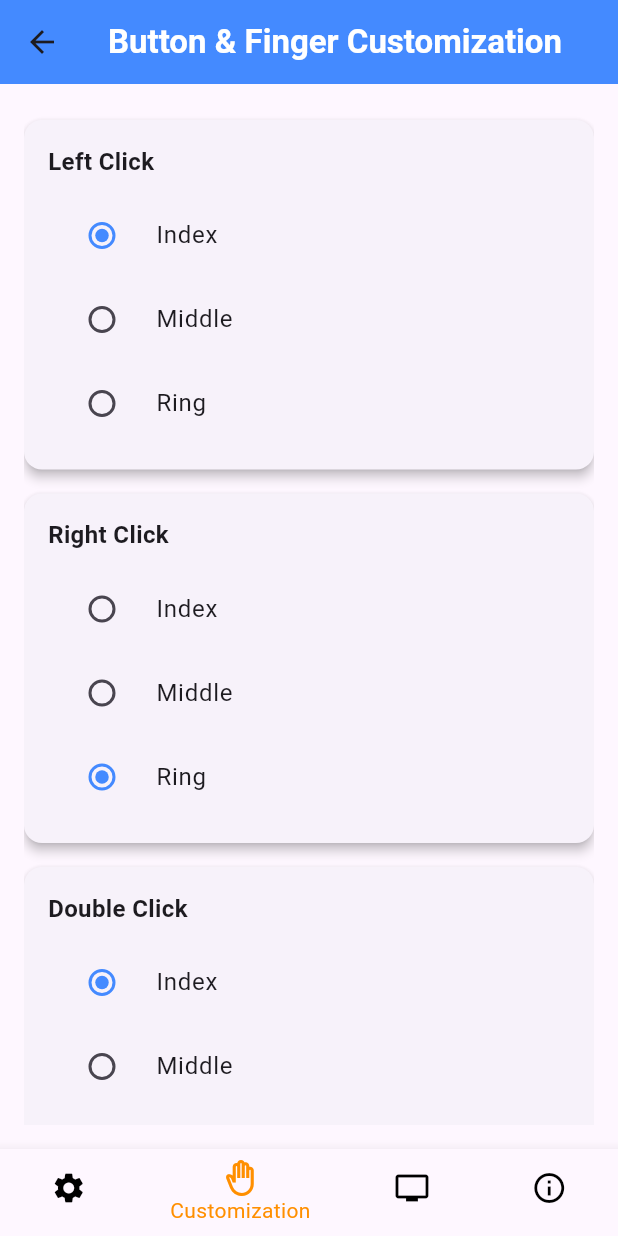
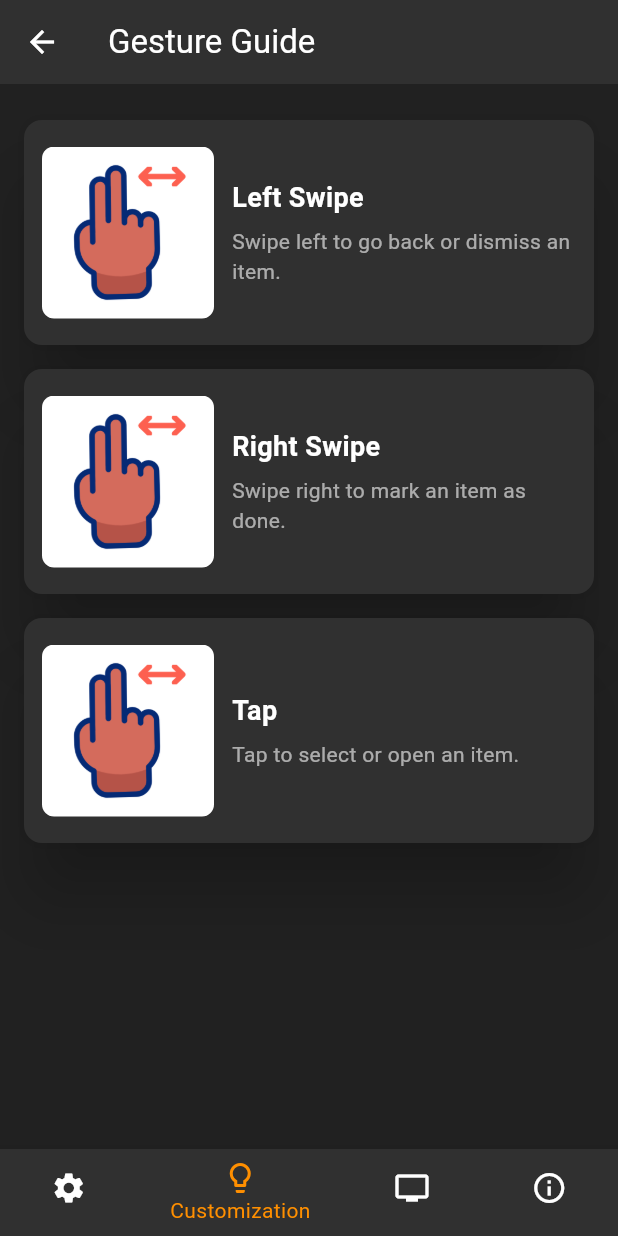
Before and after one commit to joceesagar/SmartX---A-Virtual-Mouse-Controller-App, a Flutter app: the HomePage screen opened directly, item 2 of the bottom bar chosen, on a phone screen of 412 x 824 dp. Run offline on Flutter 3.47's test engine with Material 3 defaults, Android fonts, the light colour scheme and no system bars; our stand-ins replace flutter_bloc, get, permission_handler, shared_preferences; missing offline and left inert: flutter_cube, flutter_reactive_ble; accounts and stored records are empty.

Commit message:
changed to dark theme and resolved some errors

```diff
--- a/lib/features/auth/cubit/auth_cubit.dart
+++ b/lib/features/auth/cubit/auth_cubit.dart
@@ -26,6 +26,7 @@ class AuthCubit extends Cubit<AuthState> {
       }
       // Check if user is logged in with id and password
       final userModel = await authRemoteRepository.getUserData();
+      print("USERMODEL: $userModel");
       if (userModel != null) {
         emit(AuthLoggedIn(userModel));
       } else {
@@ -110,7 +111,7 @@ class AuthCubit extends Cubit<AuthState> {
       prefs.clearConnectedDeviceId(); // Remove connection state
       _ble.deinitialize(); // Deinitialize BLE service
 
-      Get.off(() => const SignupPage()); // Navigate to signup page
+      Get.offAll(() => const SignupPage()); // Navigate to signup page
     } catch (e) {
       emit(AuthError('Failed to log out: ${e.toString()}'));
     }
--- /dev/null
+++ b/lib/features/bottom_navigation/ui/UserGuide/user_guide.dart
@@ -0,0 +1,117 @@
+import 'package:flutter/material.dart';
+
+class GestureManualWidget extends StatelessWidget {
+  GestureManualWidget({super.key});
+  final List<GestureInfo> gestures = [
+    GestureInfo(
+      gifPath: 'assets/gifs/left_swipe.gif',
+      title: 'Left Swipe',
+      description: 'Swipe left to go back or dismiss an item.',
+    ),
+    GestureInfo(
+      gifPath: 'assets/gifs/left_swipe.gif',
+      title: 'Right Swipe',
+      description: 'Swipe right to mark an item as done.',
+    ),
+    GestureInfo(
+      gifPath: 'assets/gifs/left_swipe.gif',
+      title: 'Tap',
+      description: 'Tap to select or open an item.',
+    ),
+  ];
+
+  @override
+  Widget build(BuildContext context) {
+    return Scaffold(
+      backgroundColor: Colors.grey[900],
+      appBar: AppBar(
+        title:
+            const Text('Gesture Guide', style: TextStyle(color: Colors.white)),
+        backgroundColor: Colors.grey[850],
+        surfaceTintColor: Colors.grey[850],
+        elevation: 20,
+        iconTheme: const IconThemeData(color: Colors.white),
+      ),
+      body: ListView.builder(
+        padding: const EdgeInsets.all(16),
+        itemCount: gestures.length,
+        itemBuilder: (context, index) {
+          final gesture = gestures[index];
+          return GestureCard(gesture: gesture);
+        },
+      ),
+    );
+  }
+}
+
+class GestureCard extends StatelessWidget {
+  final GestureInfo gesture;
+
+  const GestureCard({super.key, required this.gesture});
+
+  @override
+  Widget build(BuildContext context) {
+    return Card(
+      elevation: 20,
+      color: Colors.grey[850],
+      shape: RoundedRectangleBorder(borderRadius: BorderRadius.circular(12)),
+      margin: const EdgeInsets.symmetric(vertical: 8),
+      child: Container(
+        padding: const EdgeInsets.all(12),
+        height: 150,
+        child: Row(
+          children: [
+            Expanded(
+              flex: 1,
+              child: ClipRRect(
+                borderRadius: BorderRadius.circular(8),
+                child: Image.asset(
+                  gesture.gifPath,
+                  fit: BoxFit.cover,
+                ),
+              ),
+            ),
+            const SizedBox(width: 12),
+            Expanded(
+              flex: 2,
+              child: Column(
+                crossAxisAlignment: CrossAxisAlignment.start,
+                mainAxisAlignment: MainAxisAlignment.center,
+                children: [
+                  Text(
+                    gesture.title,
+                    style: const TextStyle(
+                      fontSize: 18,
+                      fontWeight: FontWeight.bold,
+                      color: Colors.white,
+                    ),
+                  ),
+                  const SizedBox(height: 6),
+                  Text(
+                    gesture.description,
+                    style: const TextStyle(
+                      fontSize: 14,
+                      color: Colors.white60,
+                    ),
+                  ),
+                ],
+              ),
+            ),
+          ],
+        ),
+      ),
+    );
+  }
+}
+
+class GestureInfo {
+  final String gifPath;
+  final String title;
+  final String description;
+
+  GestureInfo({
+    required this.gifPath,
+    required this.title,
+    required this.description,
+  });
+}
--- a/lib/features/home/pages/home_page.dart
+++ b/lib/features/home/pages/home_page.dart
@@ -3,6 +3,7 @@ import 'package:frontend/features/bottom_navigation/ui/Data/data_page.dart';
 import 'package:frontend/features/bottom_navigation/ui/Info/info_page.dart';
 import 'package:frontend/features/bottom_navigation/ui/Settings/setting_page.dart';
 import 'package:frontend/features/bottom_navigation/ui/Customization/customization_page.dart';
+import 'package:frontend/features/bottom_navigation/ui/UserGuide/user_guide.dart';
 
 class HomePage extends StatefulWidget {
   static MaterialPageRoute route() => MaterialPageRoute(
@@ -25,9 +26,10 @@ class HomePageState extends State<HomePage> {
       'page': const SettingsPage(),
     },
     {
-      'icon': Icons.back_hand_outlined,
+      'icon': Icons.lightbulb_outline,
       'label': 'Customization',
-      'page': const CustomizationPage(),
+      // 'page': const CustomizationPage(),
+      'page': GestureManualWidget(),
     },
     {
       'icon': Icons.tv,
@@ -57,14 +59,14 @@ class HomePageState extends State<HomePage> {
         items: _tabs
             .map(
               (tab) => BottomNavigationBarItem(
-                icon: Icon(tab['icon']),
-                label: tab['label'],
-              ),
+                  icon: Icon(tab['icon']),
+                  label: tab['label'],
+                  backgroundColor: Colors.grey[850]),
             )
             .toList(), // Generate items dynamically based on the tabs data
         currentIndex: _selectedIndex,
         selectedItemColor: Colors.amber[800],
-        unselectedItemColor: Colors.black,
+        unselectedItemColor: Colors.white,
         onTap: _onItemTapped, // Update selected tab on tap
       ),
     );
--- /dev/null
+++ b/lib/models/data_models.dart
@@ -0,0 +1,146 @@
+// ignore_for_file: public_member_api_docs, sort_constructors_first
+import 'dart:convert';
+
+class DataModels {
+  final String type;
+  final double gestureSensitivity;
+  final bool hapticOutput;
+  final int hapticMode;
+  final String leftClick;
+  final String rightClick;
+  final String doubleClick;
+  final String scrollGesture;
+  final double scrollSpeed;
+  final String deviceName;
+  final DateTime createdAt;
+  final DateTime updatedAt;
+
+  DataModels({
+    this.type = 'N',
+    this.gestureSensitivity = 70.0,
+    this.hapticOutput = true,
+    this.hapticMode = 0,
+    this.leftClick = 'Index',
+    this.rightClick = 'Ring',
+    this.doubleClick = 'Index',
+    this.scrollGesture = 'IndexMiddle',
+    this.scrollSpeed = 20.0,
+    this.deviceName = 'Default Device',
+    DateTime? createdAt,
+    DateTime? updatedAt,
+  })  : createdAt = createdAt ?? DateTime.now(),
+        updatedAt = updatedAt ?? DateTime.now();
+
+  DataModels copyWith({
+    String? type,
+    double? gestureSensitivity,
+    bool? hapticOutput,
+    int? hapticMode,
+    String? leftClick,
+    String? rightClick,
+    String? doubleClick,
+    String? scrollGesture,
+    double? scrollSpeed,
+    String? deviceName,
+    DateTime? createdAt,
+    DateTime? updatedAt,
+  }) {
+    return DataModels(
+      type: type ?? this.type,
+      gestureSensitivity: gestureSensitivity ?? this.gestureSensitivity,
+      hapticOutput: hapticOutput ?? this.hapticOutput,
+      hapticMode: hapticMode ?? this.hapticMode,
+      leftClick: leftClick ?? this.leftClick,
+      rightClick: rightClick ?? this.rightClick,
+      doubleClick: doubleClick ?? this.doubleClick,
+      scrollGesture: scrollGesture ?? this.scrollGesture,
+      scrollSpeed: scrollSpeed ?? this.scrollSpeed,
+      deviceName: deviceName ?? this.deviceName,
+      createdAt: createdAt ?? this.createdAt,
+      updatedAt: updatedAt ?? this.updatedAt,
+    );
+  }
+
+  Map<String, dynamic> toMap() {
+    return <String, dynamic>{
+      'type': type,
+      'gestureSensitivity': gestureSensitivity,
+      'hapticOutput': hapticOutput,
+      'hapticMode': hapticMode,
+      'leftClick': leftClick,
+      'rightClick': rightClick,
+      'doubleClick': doubleClick,
+      'scrollGesture': scrollGesture,
+      'scrollSpeed': scrollSpeed,
+      'deviceName': deviceName,
+      'createdAt': createdAt.millisecondsSinceEpoch,
+      'updatedAt': updatedAt.millisecondsSinceEpoch,
+    };
+  }
+
+  factory DataModels.fromMap(Map<String, dynamic> map) {
+    return DataModels(
+      type: map['type'] ?? 'N',
+      gestureSensitivity:
+          (map['gestureSensitivity'] as num?)?.toDouble() ?? 70.0,
+      hapticOutput: map['hapticOutput'] ?? true,
+      hapticMode: map['hapticMode'] ?? 0,
+      leftClick: map['leftClick'] ?? 'Index',
+      rightClick: map['rightClick'] ?? 'Ring',
+      doubleClick: map['doubleClick'] ?? 'Index',
+      scrollGesture: map['scrollGesture'] ?? 'IndexMiddle',
+      scrollSpeed: (map['scrollSpeed'] as num?)?.toDouble() ?? 20.0,
+      deviceName: map['deviceName'] ?? 'Default Device',
+      createdAt: map['createdAt'] != null
+          ? DateTime.fromMillisecondsSinceEpoch(map['createdAt'] as int)
+          : DateTime.now(),
+      updatedAt: map['updatedAt'] != null
+          ? DateTime.fromMillisecondsSinceEpoch(map['updatedAt'] as int)
+          : DateTime.now(),
+    );
+  }
+
+  String toJson() => json.encode(toMap());
+
+  factory DataModels.fromJson(String source) =>
+      DataModels.fromMap(json.decode(source) as Map<String, dynamic>);
+
+  @override
+  String toString() {
+    return 'DataModels(type: $type, gestureSensitivity: $gestureSensitivity, hapticOutput: $hapticOutput, hapticMode: $hapticMode, leftClick: $leftClick, rightClick: $rightClick, doubleClick: $doubleClick, scrollGesture: $scrollGesture, scrollSpeed: $scrollSpeed, deviceName: $deviceName, createdAt: $createdAt, updatedAt: $updatedAt)';
+  }
+
+  @override
+  bool operator ==(covariant DataModels other) {
+    if (identical(this, other)) return true;
+
+    return other.type == type &&
+        other.gestureSensitivity == gestureSensitivity &&
+        other.hapticOutput == hapticOutput &&
+        other.hapticMode == hapticMode &&
+        other.leftClick == leftClick &&
+        other.rightClick == rightClick &&
+        other.doubleClick == doubleClick &&
+        other.scrollGesture == scrollGesture &&
+        other.scrollSpeed == scrollSpeed &&
+        other.deviceName == deviceName &&
+        other.createdAt == createdAt &&
+        other.updatedAt == updatedAt;
+  }
+
+  @override
+  int get hashCode {
+    return type.hashCode ^
+        gestureSensitivity.hashCode ^
+        hapticOutput.hashCode ^
+        hapticMode.hashCode ^
+        leftClick.hashCode ^
+        rightClick.hashCode ^
+        doubleClick.hashCode ^
+        scrollGesture.hashCode ^
+        scrollSpeed.hashCode ^
+        deviceName.hashCode ^
+        createdAt.hashCode ^
+        updatedAt.hashCode;
+  }
+}
--- a/pubspec.yaml
+++ b/pubspec.yaml
@@ -67,6 +67,7 @@ flutter:
   # To add assets to your application, add an assets section, like this:
   assets:
     - assets/hand.obj
+    - assets/gifs/left_swipe.gif
 
   # An image asset can refer to one or more resolution-specific "variants", see
   # https://flutter.dev/to/resolution-aware-images
```
Also changed, not shown: lib/features/auth/repository/data_remote_repository.dart (added, +85 -0 lines), lib/features/bottom_navigation/ui/Data/data_page.dart (+15 -3 lines), lib/features/bottom_navigation/ui/Info/info_page.dart (+21 -7 lines), lib/features/bottom_navigation/ui/Settings/setting_page.dart (+26 -18 lines), lib/main.dart (+34 -11 lines), assets/gifs/left_swipe.gif (added), 5 other files.
